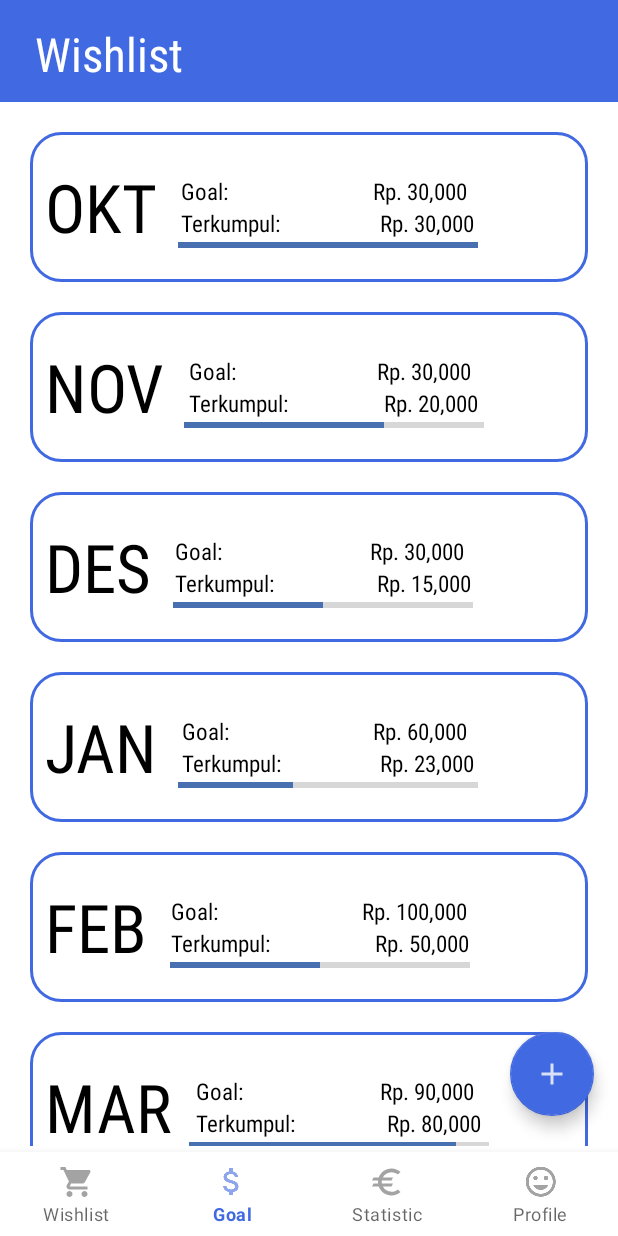
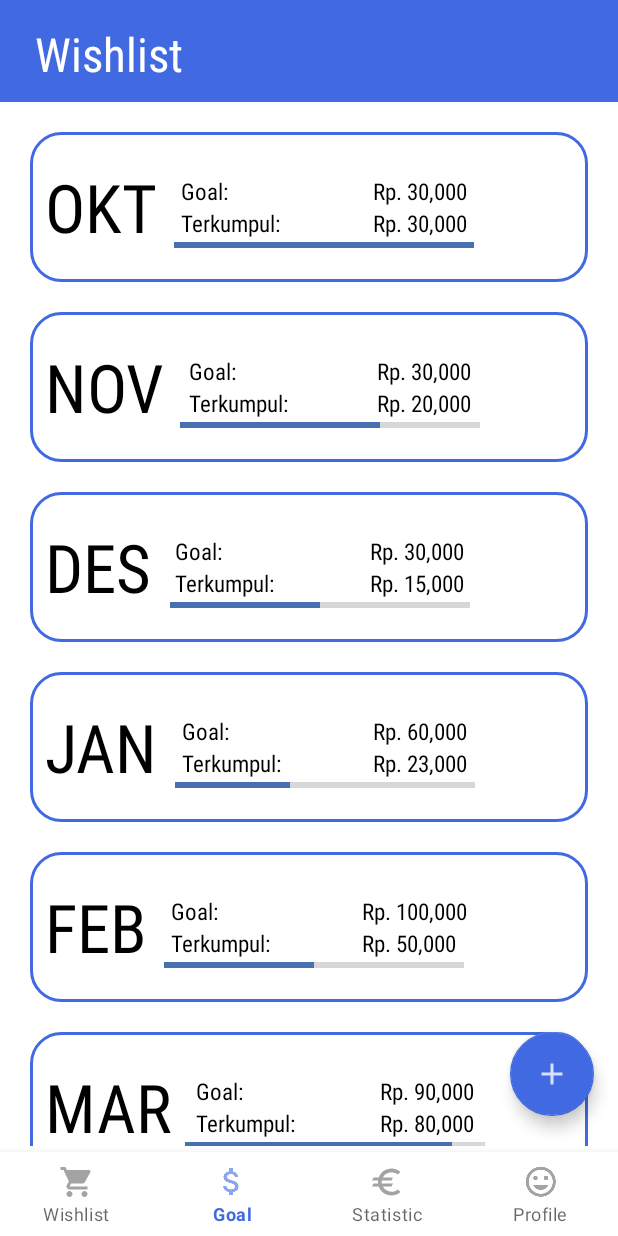
Before and after one commit to Diba15/TubesNabung, an Android app: the screen it shows after launch (MainActivity), item 2 of the bottom bar chosen, on a phone screen of 412 x 824 dp. Run offline under Robolectric (Android 15) with nearby library versions, the light colour scheme and no system bars; 2 statements that could not run were skipped.

Commit message:
Update constraint in item_goal.xml

```diff
--- a/app/src/main/java/com/d3if2089/contohpt2/ui/goal/GoalFragment.kt
+++ b/app/src/main/java/com/d3if2089/contohpt2/ui/goal/GoalFragment.kt
@@ -23,14 +23,14 @@ class GoalFragment : Fragment() {
     private var param1: String? = null
     private var param2: String? = null
     private lateinit var binding: FragmentGoalBinding
-    private var list: MutableList<Goal> = listOf(
+    private var list: MutableList<Goal> = mutableListOf(
         Goal("OKT", 30000, 30000),
         Goal("NOV", 30000, 20000),
         Goal("DES", 30000, 15000),
         Goal("JAN", 60000, 23000),
         Goal("FEB", 100000, 50000),
         Goal("MAR", 90000, 80000)
-    ).toMutableList()
+    )
 
     override fun onCreate(savedInstanceState: Bundle?) {
         super.onCreate(savedInstanceState)
--- a/app/src/main/res/layout/item_goal.xml
+++ b/app/src/main/res/layout/item_goal.xml
@@ -74,8 +74,7 @@
             android:gravity="end"
             android:textColor="@color/black"
             android:textSize="7pt"
-            app:layout_constraintEnd_toEndOf="parent"
-            app:layout_constraintStart_toEndOf="@id/text_pemasukan"
+            app:layout_constraintStart_toStartOf="@id/value_pengeluaran"
             app:layout_constraintTop_toBottomOf="@+id/guideline"
             tools:text="Rp.30.000.000" />
 
```
